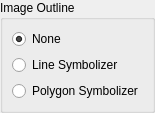
First picture: the form in src/terralib/qt/widgets/se/ui/ImageOutlineWidgetForm.ui, repository claudiobogossian/terralib5, before the edit.
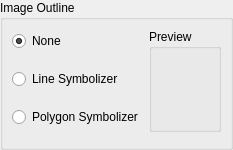
Second picture: the form after the edit.

The edit to the form file:
```diff
--- a/src/terralib/qt/widgets/se/ui/ImageOutlineWidgetForm.ui
+++ b/src/terralib/qt/widgets/se/ui/ImageOutlineWidgetForm.ui
@@ -6,17 +6,14 @@
    <rect>
     <x>0</x>
     <y>0</y>
-    <width>135</width>
-    <height>96</height>
+    <width>204</width>
+    <height>150</height>
    </rect>
   </property>
   <property name="windowTitle">
    <string>Image Outline</string>
   </property>
-  <layout class="QGridLayout" name="gridLayout_2">
-   <property name="sizeConstraint">
-    <enum>QLayout::SetDefaultConstraint</enum>
-   </property>
+  <layout class="QGridLayout" name="gridLayout_6">
    <property name="margin">
     <number>0</number>
    </property>
@@ -25,6 +22,15 @@
      <property name="title">
       <string>Image Outline</string>
      </property>
+     <property name="flat">
+      <bool>true</bool>
+     </property>
+     <layout class="QGridLayout" name="gridLayout_5">
+      <item row="0" column="0">
+       <layout class="QGridLayout" name="gridLayout_4">
+        <item row="0" column="0">
+         <layout class="QGridLayout" name="gridLayout_2">
+          <item row="0" column="0">
      <layout class="QGridLayout" name="gridLayout">
       <item row="0" column="0">
        <widget class="QRadioButton" name="radioButton_3">
@@ -37,20 +43,86 @@
        </widget>
       </item>
       <item row="1" column="0">
-       <widget class="QRadioButton" name="radioButton">
-        <property name="text">
-         <string>Line Symbolizer</string>
-        </property>
-       </widget>
+             <spacer name="verticalSpacer">
+              <property name="orientation">
+               <enum>Qt::Vertical</enum>
+              </property>
+              <property name="sizeType">
+               <enum>QSizePolicy::Minimum</enum>
+              </property>
+              <property name="sizeHint" stdset="0">
+               <size>
+                <width>20</width>
+                <height>10</height>
+               </size>
+              </property>
+             </spacer>
       </item>
       <item row="2" column="0">
-       <widget class="QRadioButton" name="radioButton_2">
+             <widget class="QRadioButton" name="m_lineSymbolizerRadioButton">
+              <property name="text">
+               <string>Line Symbolizer</string>
+              </property>
+             </widget>
+            </item>
+            <item row="3" column="0">
+             <spacer name="verticalSpacer_2">
+              <property name="orientation">
+               <enum>Qt::Vertical</enum>
+              </property>
+              <property name="sizeType">
+               <enum>QSizePolicy::Minimum</enum>
+              </property>
+              <property name="sizeHint" stdset="0">
+               <size>
+                <width>20</width>
+                <height>10</height>
+               </size>
+              </property>
+             </spacer>
+            </item>
+            <item row="4" column="0">
+             <widget class="QRadioButton" name="m_polygonSymbolizerRadioButton">
         <property name="text">
          <string>Polygon Symbolizer</string>
         </property>
        </widget>
       </item>
      </layout>
+          </item>
+          <item row="0" column="1">
+           <widget class="QGroupBox" name="m_previewGroupBox">
+            <property name="sizePolicy">
+             <sizepolicy hsizetype="MinimumExpanding" vsizetype="MinimumExpanding">
+              <horstretch>0</horstretch>
+              <verstretch>0</verstretch>
+             </sizepolicy>
+            </property>
+            <property name="title">
+             <string>Preview</string>
+            </property>
+            <layout class="QGridLayout" name="gridLayout_3">
+             <item row="0" column="0">
+              <widget class="QWidget" name="m_previewWidget" native="true"/>
+             </item>
+            </layout>
+           </widget>
+          </item>
+         </layout>
+        </item>
+        <item row="1" column="0">
+         <widget class="QWidget" name="m_widget" native="true">
+          <property name="minimumSize">
+           <size>
+            <width>0</width>
+            <height>0</height>
+           </size>
+          </property>
+         </widget>
+        </item>
+       </layout>
+      </item>
+     </layout>
     </widget>
    </item>
   </layout>
```
Left out of the diff: 8 changed lines with no effect on the pictures. Lines whose indentation alone changed are shown as unchanged.
